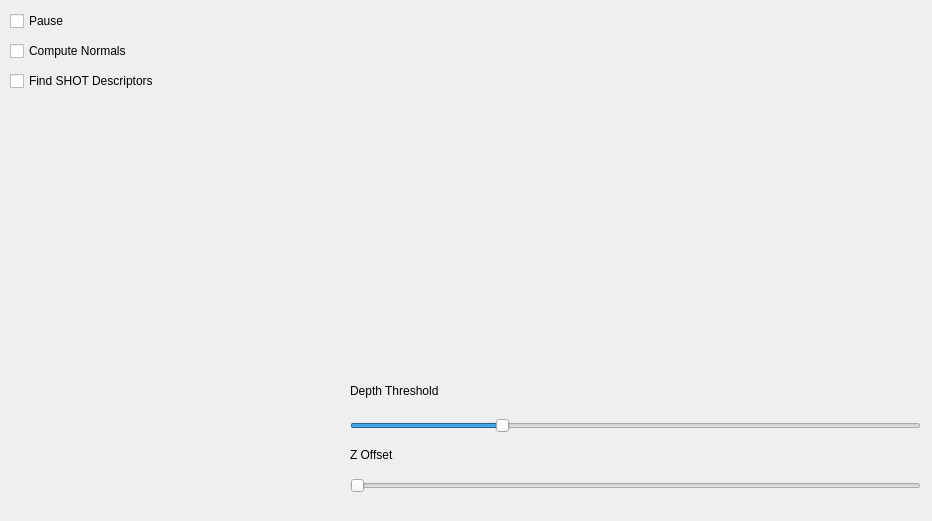
jbeuckm/kinect_pcl_osc_qt, file kpoApp.ui: the form before one commit.
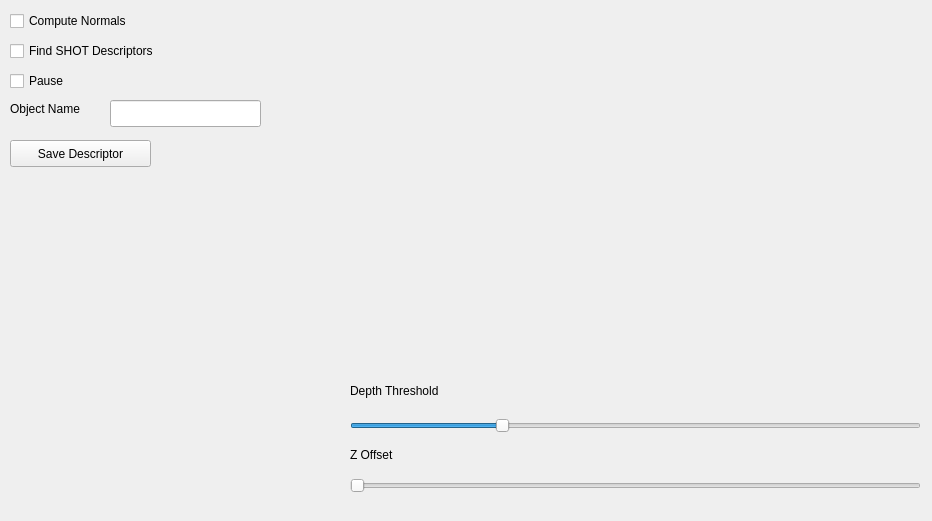
The form after the commit. Custom widgets are drawn as their Qt base class.

Commit message: save dialog but laggy

The edit to the form file:
```diff
--- a/kpoApp.ui
+++ b/kpoApp.ui
@@ -140,7 +140,7 @@
     <property name="geometry">
      <rect>
       <x>10</x>
-      <y>10</y>
+      <y>70</y>
       <width>97</width>
       <height>22</height>
      </rect>
@@ -153,7 +153,7 @@
     <property name="geometry">
      <rect>
       <x>10</x>
-      <y>40</y>
+      <y>10</y>
       <width>151</width>
       <height>22</height>
      </rect>
@@ -166,7 +166,7 @@
     <property name="geometry">
      <rect>
       <x>10</x>
-      <y>70</y>
+      <y>40</y>
       <width>181</width>
       <height>22</height>
      </rect>
@@ -175,6 +175,42 @@
      <string>Find SHOT Descriptors</string>
     </property>
    </widget>
+   <widget class="QPushButton" name="saveDescriptorButton">
+    <property name="geometry">
+     <rect>
+      <x>10</x>
+      <y>140</y>
+      <width>141</width>
+      <height>27</height>
+     </rect>
+    </property>
+    <property name="text">
+     <string>Save Descriptor</string>
+    </property>
+   </widget>
+   <widget class="QLineEdit" name="objectNameTextInput">
+    <property name="geometry">
+     <rect>
+      <x>110</x>
+      <y>100</y>
+      <width>151</width>
+      <height>27</height>
+     </rect>
+    </property>
+   </widget>
+   <widget class="QLabel" name="label_3">
+    <property name="geometry">
+     <rect>
+      <x>10</x>
+      <y>100</y>
+      <width>91</width>
+      <height>17</height>
+     </rect>
+    </property>
+    <property name="text">
+     <string>Object Name</string>
+    </property>
+   </widget>
   </widget>
  </widget>
  <customwidgets>
```
The commit also changes 4 other files.
